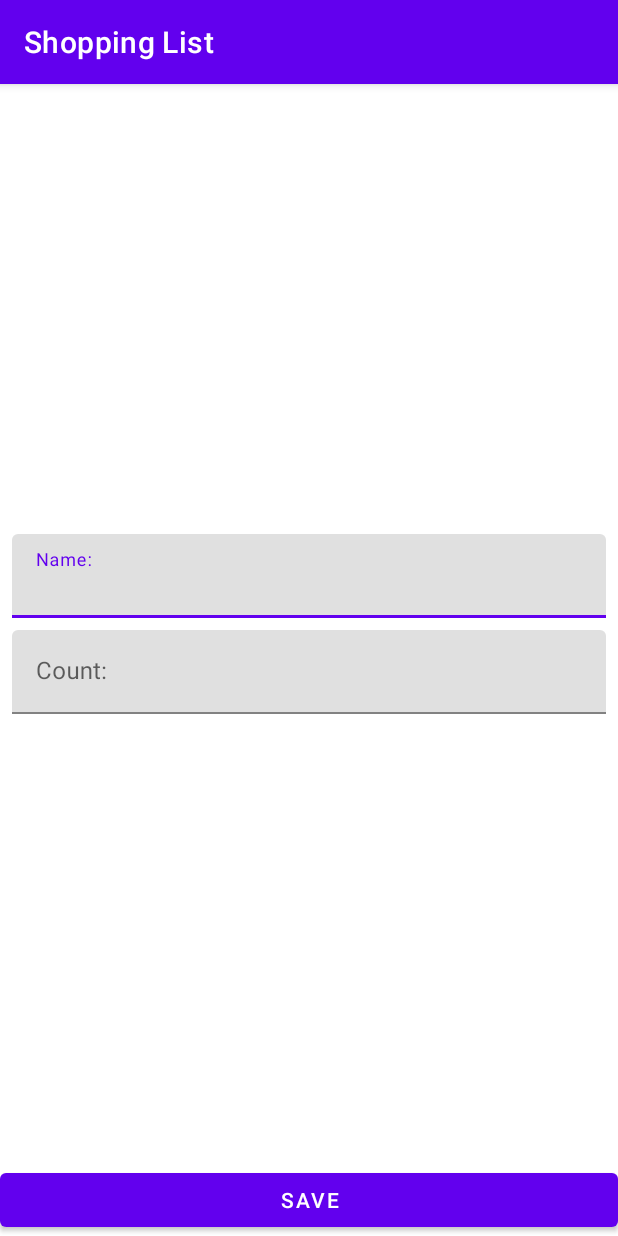
After one commit to Detribes/ShoppingList, an Android app: the ShopItemActivity screen opened directly, with no data from a screen before it, on a phone screen of 412 x 824 dp. The commit adds this screen. Run offline under Robolectric (Android 15) with nearby library versions, the phone set to English and light mode, and no system bars; 1 statement that could not run was skipped.

Commit message:
second activity has complited

```diff
--- a/app/src/main/AndroidManifest.xml
+++ b/app/src/main/AndroidManifest.xml
@@ -14,6 +14,9 @@
         android:theme="@style/Theme.ShoppingList"
         tools:targetApi="31">
         <activity
+            android:name=".presenter.ShopItemActivity"
+            android:windowSoftInputMode="adjustResize"/>
+        <activity
             android:name=".presenter.MainActivity"
             android:exported="true">
             <intent-filter>
--- /dev/null
+++ b/app/src/main/java/com/example/shoppinglist/presenter/ShopItemActivity.kt
@@ -0,0 +1,151 @@
+package com.example.shoppinglist.presenter
+
+import android.content.Context
+import android.content.Intent
+import androidx.appcompat.app.AppCompatActivity
+import android.os.Bundle
+import android.text.Editable
+import android.text.TextWatcher
+import android.widget.Button
+import android.widget.EditText
+import androidx.lifecycle.ViewModelProvider
+import com.example.shoppinglist.R
+import com.example.shoppinglist.domain.ShopItem
+import com.google.android.material.textfield.TextInputLayout
+import java.lang.RuntimeException
+
+class ShopItemActivity : AppCompatActivity() {
+    private lateinit var _viewModel: ShopItemViewModel
+    private lateinit var _tilName: TextInputLayout
+    private lateinit var _tilCount: TextInputLayout
+    private lateinit var _etName: EditText
+    private lateinit var _etCount: EditText
+    private lateinit var _buttonSave:Button
+
+    private var _screenMode = UNDEFINED_MODE
+    private var _shopItemId = ShopItem.UNDEFINED_ID
+
+    override fun onCreate(savedInstanceState: Bundle?) {
+        super.onCreate(savedInstanceState)
+        setContentView(R.layout.activity_shop_item)
+        _parseIntent()
+        _viewModel = ViewModelProvider(this)[ShopItemViewModel::class.java]
+        _initViews()
+        _addTextChangeListeners()
+        _launchRightMode()
+        _observeViewModel()
+    }
+
+    private fun _observeViewModel(){
+        _viewModel.errorInputData.observe(this){
+            val message = if(it){
+                getString(R.string.error_input_data)
+            } else {
+                null
+            }
+            _tilName.error = message
+        }
+        _viewModel.shouldCloseScreen.observe(this){
+            finish()
+        }
+    }
+
+    private fun _launchRightMode(){
+        when(_screenMode){
+            MODE_EDIT -> _launchEditMode()
+            MODE_ADD -> _launchAddMode()
+        }
+    }
+
+    private fun _addTextChangeListeners(){
+        _etName.addTextChangedListener(object : TextWatcher{
+            override fun beforeTextChanged(s: CharSequence?, start: Int, count: Int, after: Int) {
+
+            }
+
+            override fun onTextChanged(s: CharSequence?, start: Int, before: Int, count: Int) {
+                _viewModel.resetErrorInputData()
+            }
+
+            override fun afterTextChanged(s: Editable?) {
+
+            }
+
+        })
+        _etCount.addTextChangedListener(object : TextWatcher{
+            override fun beforeTextChanged(s: CharSequence?, start: Int, count: Int, after: Int) {
+
+            }
+
+            override fun onTextChanged(s: CharSequence?, start: Int, before: Int, count: Int) {
+                _viewModel.resetErrorInputData()
+            }
+
+            override fun afterTextChanged(s: Editable?) {
+
+            }
+
+        })
+    }
+    private fun _launchEditMode(){
+        _viewModel.getShopItem(_shopItemId)
+        _viewModel.shopItem.observe(this){
+            _etName.setText(it.name)
+            _etCount.setText(it.count.toString())
+        }
+        _buttonSave.setOnClickListener{
+            _viewModel.updateShopItem(_etName.text?.toString(),_etCount.text?.toString())
+        }
+    }
+
+    private fun _launchAddMode(){
+        _buttonSave.setOnClickListener{
+            _viewModel.addShopItem(_etName.text?.toString(), _etCount.text?.toString())
+        }
+    }
+    private fun _parseIntent(){
+        if(!intent.hasExtra(EXTRA_SCREEN_MODE)){
+            throw RuntimeException("Param screen mode is absent")
+        }
+        val mode = intent.getStringExtra(EXTRA_SCREEN_MODE)
+        if(mode != MODE_ADD && mode != MODE_EDIT){
+            throw RuntimeException("Unknown screen mode param $mode")
+        }
+        _screenMode = mode
+        if(_screenMode == MODE_EDIT){
+            if(!intent.hasExtra(EXTRA_SHOP_ITEM_ID)){
+                throw RuntimeException("Param Shop Item Id is absent")
+            }
+           _shopItemId = intent.getIntExtra(EXTRA_SHOP_ITEM_ID, ShopItem.UNDEFINED_ID)
+        }
+    }
+
+    private fun _initViews(){
+        _tilName = findViewById(R.id.tilName)
+        _tilCount = findViewById(R.id.tilCount)
+        _etName = findViewById(R.id.etName)
+        _etCount = findViewById(R.id.etCount)
+        _buttonSave = findViewById(R.id.saveButton)
+
+    }
+    companion object{
+        private const val EXTRA_SCREEN_MODE = "extra_mode"
+        private const val EXTRA_SHOP_ITEM_ID = "extra_shop_item_id"
+        private const val MODE_EDIT = "mode_edit"
+        private const val MODE_ADD = "mode_add"
+        private const val UNDEFINED_MODE = ""
+
+        /*Fabric methods of create Intents for adding or editing elements*/
+        fun newIntentAddItem(context: Context): Intent{
+            val intent = Intent(context, ShopItemActivity::class.java)
+            intent.putExtra(EXTRA_SCREEN_MODE, MODE_ADD)
+            return intent
+        }
+        fun newIntentEditItem(context: Context, shopItemId: Int): Intent{
+            val intent = Intent(context, ShopItemActivity::class.java)
+            intent.putExtra(EXTRA_SCREEN_MODE, MODE_EDIT)
+            intent.putExtra(EXTRA_SHOP_ITEM_ID, shopItemId)
+            return intent
+        }
+    }
+}
--- /dev/null
+++ b/app/src/main/java/com/example/shoppinglist/presenter/ShopItemViewModel.kt
@@ -0,0 +1,85 @@
+package com.example.shoppinglist.presenter
+
+import androidx.lifecycle.LiveData
+import androidx.lifecycle.MutableLiveData
+import androidx.lifecycle.ViewModel
+import com.example.shoppinglist.data.ShopListRepositoryImpl
+import com.example.shoppinglist.domain.AddShopItemUseCase
+import com.example.shoppinglist.domain.GetShopItemUseCase
+import com.example.shoppinglist.domain.ShopItem
+import com.example.shoppinglist.domain.UpdateShopItemUseCase
+import java.lang.Exception
+
+class ShopItemViewModel : ViewModel() {
+    private val _repository = ShopListRepositoryImpl
+    private val _getShopItemUseCase = GetShopItemUseCase(_repository)
+    private val _updateShopItemUseCase = UpdateShopItemUseCase(_repository)
+    private val _addShopItemUseCase = AddShopItemUseCase(_repository)
+
+    private val _errorInputData = MutableLiveData<Boolean>()
+    val errorInputData: LiveData<Boolean>
+        get() = _errorInputData
+
+    private val _shopItem = MutableLiveData<ShopItem>()
+    val shopItem: LiveData<ShopItem>
+        get() = _shopItem
+
+    private val _shouldCloseScreen = MutableLiveData<Unit>()
+    val shouldCloseScreen: LiveData<Unit>
+        get() = _shouldCloseScreen
+
+    private fun _parseName(inputName: String?): String {
+        return inputName?.trim() ?: ""
+    }
+
+    private fun _parseCount(inputCount: String?): Int {
+        return try {
+            inputCount?.trim()?.toInt() ?: 0
+        } catch (e: Exception) {
+            0
+        }
+    }
+
+    private fun _validateInput(name: String, count: Int): Boolean {
+        var res = true
+        if (name.isBlank() || count <= 0) {
+            _errorInputData.value = true
+            res = false
+        }
+        return res
+    }
+
+    fun resetErrorInputData(){
+        _errorInputData.value = false
+    }
+
+    fun updateShopItem(inputName: String?, inputCount: String?) {
+        val name = _parseName(inputName)
+        val count = _parseCount(inputCount)
+        val fieldsValid = _validateInput (name, count)
+        if (fieldsValid) {
+            _shopItem.value?.let {
+                val item = it.copy(name = name, count = count)
+                _updateShopItemUseCase.updateShopItem(item)
+                _shouldCloseScreen.value = Unit
+            }
+        }
+    }
+
+    fun getShopItem(shopItemId: Int) {
+        val item = _getShopItemUseCase.getShopItem(shopItemId)
+        _shopItem.value = item
+    }
+
+    fun addShopItem(inputName: String?, inputCount: String?) {
+        val name = _parseName(inputName)
+        val count = _parseCount(inputCount)
+        val fieldsValid = _validateInput(name, count)
+        if (fieldsValid) {
+            val shopItem = ShopItem(name, count, true)
+            _addShopItemUseCase.addShopItem(shopItem)
+            _shouldCloseScreen.value = Unit
+        }
+    }
+
+}
--- a/app/src/main/java/com/example/shoppinglist/presenter/ShopListDiffCallback.kt
+++ b/app/src/main/java/com/example/shoppinglist/presenter/ShopListDiffCallback.kt
@@ -3,6 +3,7 @@ package com.example.shoppinglist.presenter
 import androidx.recyclerview.widget.DiffUtil
 import com.example.shoppinglist.domain.ShopItem
 
+/*This callback uses in main thread*/
 class ShopListDiffCallback(
     private val oldList: List<ShopItem>,
     private val newList: List<ShopItem>
--- /dev/null
+++ b/app/src/main/res/layout/activity_shop_item.xml
@@ -0,0 +1,58 @@
+<?xml version="1.0" encoding="utf-8"?>
+<androidx.constraintlayout.widget.ConstraintLayout xmlns:android="http://schemas.android.com/apk/res/android"
+    xmlns:app="http://schemas.android.com/apk/res-auto"
+    xmlns:tools="http://schemas.android.com/tools"
+    android:layout_width="match_parent"
+    android:layout_height="match_parent"
+    tools:context=".presenter.ShopItemActivity">
+
+    <com.google.android.material.textfield.TextInputLayout
+        android:id="@+id/tilName"
+        android:layout_width="0dp"
+        android:layout_height="wrap_content"
+        android:layout_marginStart="8dp"
+        android:layout_marginEnd="8dp"
+        android:layout_marginBottom="4dp"
+        app:layout_constraintBottom_toTopOf="@id/tilCount"
+        app:layout_constraintEnd_toEndOf="parent"
+        app:layout_constraintStart_toStartOf="parent"
+        app:layout_constraintTop_toTopOf="parent"
+        app:layout_constraintVertical_chainStyle="packed">
+
+        <com.google.android.material.textfield.TextInputEditText
+            android:id="@+id/etName"
+            android:layout_width="match_parent"
+            android:layout_height="wrap_content"
+            android:hint="@string/name_hint"
+            android:inputType="textCapWords" />
+    </com.google.android.material.textfield.TextInputLayout>
+
+    <com.google.android.material.textfield.TextInputLayout
+        android:id="@+id/tilCount"
+        android:layout_width="0dp"
+        android:layout_height="wrap_content"
+        android:layout_marginStart="8dp"
+        android:layout_marginTop="4dp"
+        android:layout_marginEnd="8dp"
+        app:layout_constraintBottom_toTopOf="@+id/saveButton"
+        app:layout_constraintEnd_toEndOf="parent"
+        app:layout_constraintStart_toStartOf="parent"
+        app:layout_constraintTop_toBottomOf="@+id/tilName">
+
+        <com.google.android.material.textfield.TextInputEditText
+            android:id="@+id/etCount"
+            android:layout_width="match_parent"
+            android:layout_height="wrap_content"
+            android:hint="@string/count_hint"
+            android:inputType="number" />
+    </com.google.android.material.textfield.TextInputLayout>
+
+    <Button
+        android:id="@+id/saveButton"
+        android:layout_width="0dp"
+        android:layout_height="wrap_content"
+        android:text="@string/save_btn"
+        app:layout_constraintBottom_toBottomOf="parent"
+        app:layout_constraintEnd_toEndOf="parent"
+        app:layout_constraintStart_toStartOf="parent" />
+</androidx.constraintlayout.widget.ConstraintLayout>
--- a/app/src/main/res/values/strings.xml
+++ b/app/src/main/res/values/strings.xml
@@ -1,4 +1,8 @@
 <resources>
     <string name="app_name">Shopping List</string>
     <string name="add_shop_item_content_description">Add new shop item</string>
+    <string name="name_hint">Name:</string>
+    <string name="count_hint">Count:</string>
+    <string name="save_btn">Save</string>
+    <string name="error_input_data">Invalid data</string>
 </resources>
```
Also changed, not shown: app/src/main/java/com/example/shoppinglist/data/ShopListRepositoryImpl.kt (+7 -7 lines), app/src/main/java/com/example/shoppinglist/presenter/MainActivity.kt (+15 -9 lines).
